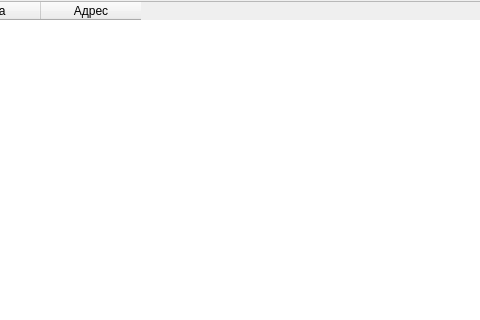
First picture: the form in mainwindow.ui, repository colorpen2010/Realestate-UI, before the edit; both pictures show x 165 to 645 and y 0 to 320 of the 835 by 631 pixel window.
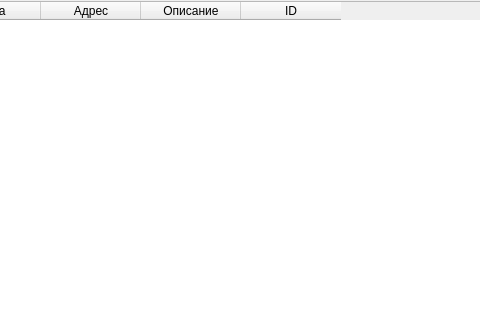
Second picture: the form after the edit.

```diff
--- a/mainwindow.ui
+++ b/mainwindow.ui
@@ -66,6 +66,16 @@
       <string>Адрес</string>
      </property>
     </column>
+    <column>
+     <property name="text">
+      <string>Описание</string>
+     </property>
+    </column>
+    <column>
+     <property name="text">
+      <string>ID</string>
+     </property>
+    </column>
    </widget>
    <widget class="QPushButton" name="editor_button">
     <property name="geometry">
```
